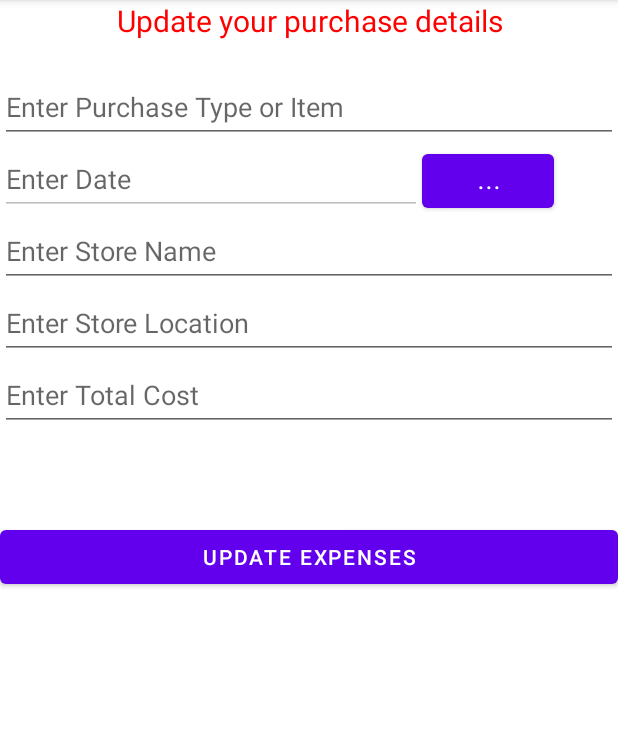
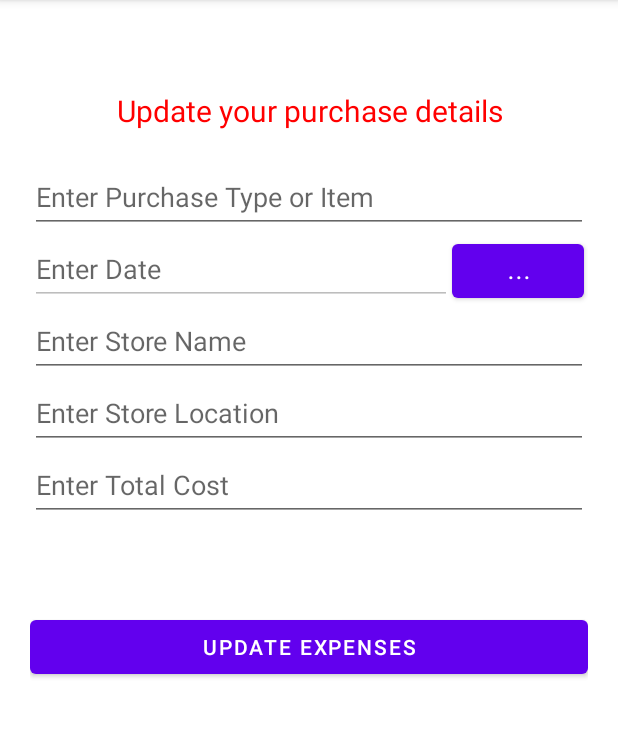
Before and after one commit to tranvnb/ESharing, an Android app: the fragment UpdateFragment placed in its activity, on a phone screen of 412 x 824 dp, the part 84-821 px from its top. Run offline under Robolectric (Android 15) with nearby library versions, the phone set to English and light mode, and no system bars; our stand-ins replace Room's generated code; libraries missing offline, so code that uses them is left out: io.socket.emitter; 6 statements that could not run were skipped.

Commit message:
update minor layout bugs

```diff
--- a/app/src/main/res/layout/fragment_update.xml
+++ b/app/src/main/res/layout/fragment_update.xml
@@ -3,6 +3,8 @@
     xmlns:tools="http://schemas.android.com/tools"
     android:layout_width="match_parent"
     android:layout_height="match_parent"
+    android:layout_marginTop="40dp"
+    android:padding="20dp"
     tools:context="com.lf.esharing.UpdateFragment"
     android:orientation="vertical">
 
```
